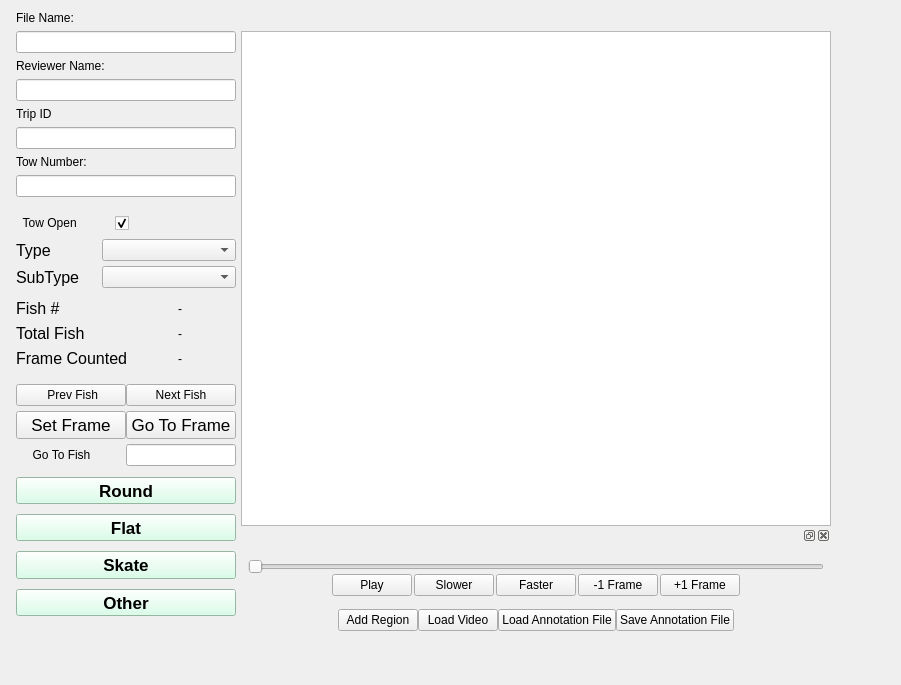
This is FishGUI/mainwindow.ui in cvisionai/Tator-Native as Qt 5 draws it before an edit. The edited form follows.
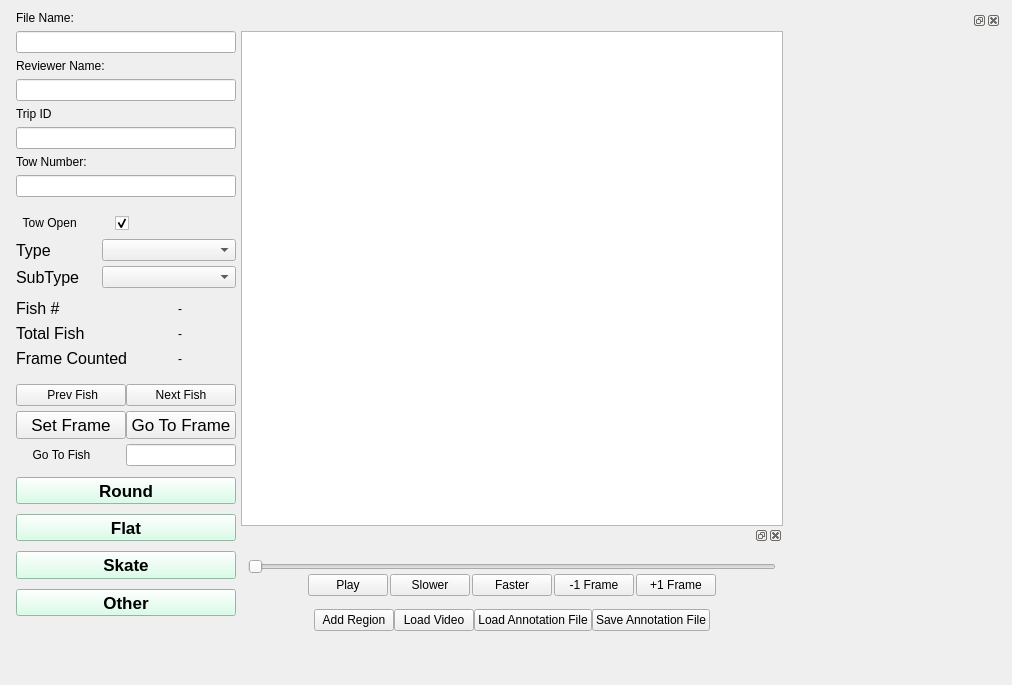
This is the edited form. Custom widgets are drawn as their Qt base class.

The edit to the form file:
```diff
--- a/FishGUI/mainwindow.ui
+++ b/FishGUI/mainwindow.ui
@@ -6,7 +6,7 @@
    <rect>
     <x>0</x>
     <y>0</y>
-    <width>901</width>
+    <width>1012</width>
     <height>685</height>
    </rect>
   </property>
@@ -927,99 +927,30 @@
       </layout>
      </item>
      <item>
-      <layout class="QVBoxLayout" name="countingControlsLayout" stretch="1,1,1,1,1,5">
+      <layout class="QVBoxLayout" name="countingControlsLayout" stretch="0">
        <property name="spacing">
         <number>3</number>
        </property>
        <item>
-        <spacer name="verticalSpacer_10">
-         <property name="orientation">
-          <enum>Qt::Vertical</enum>
+        <widget class="QDockWidget" name="dockWidget_2">
+         <property name="floating">
+          <bool>false</bool>
          </property>
-         <property name="sizeHint" stdset="0">
-          <size>
-           <width>20</width>
-           <height>30</height>
-          </size>
-         </property>
-        </spacer>
-       </item>
-       <item>
-        <spacer name="verticalSpacer_3">
-         <property name="orientation">
-          <enum>Qt::Vertical</enum>
-         </property>
-         <property name="sizeType">
-          <enum>QSizePolicy::Minimum</enum>
-         </property>
-         <property name="sizeHint" stdset="0">
-          <size>
-           <width>20</width>
-           <height>20</height>
-          </size>
-         </property>
-        </spacer>
-       </item>
-       <item>
-        <spacer name="verticalSpacer_4">
-         <property name="orientation">
-          <enum>Qt::Vertical</enum>
-         </property>
-         <property name="sizeType">
-          <enum>QSizePolicy::Minimum</enum>
-         </property>
-         <property name="sizeHint" stdset="0">
-          <size>
-           <width>20</width>
-           <height>20</height>
-          </size>
-         </property>
-        </spacer>
-       </item>
-       <item>
-        <spacer name="verticalSpacer_5">
-         <property name="orientation">
-          <enum>Qt::Vertical</enum>
-         </property>
-         <property name="sizeType">
-          <enum>QSizePolicy::Minimum</enum>
-         </property>
-         <property name="sizeHint" stdset="0">
-          <size>
-           <width>20</width>
-           <height>20</height>
-          </size>
-         </property>
-        </spacer>
-       </item>
-       <item>
-        <spacer name="verticalSpacer_6">
-         <property name="orientation">
-          <enum>Qt::Vertical</enum>
-         </property>
-         <property name="sizeType">
-          <enum>QSizePolicy::Minimum</enum>
-         </property>
-         <property name="sizeHint" stdset="0">
-          <size>
-           <width>20</width>
-           <height>20</height>
-          </size>
-         </property>
-        </spacer>
-       </item>
-       <item>
-        <spacer name="verticalSpacer_2">
-         <property name="orientation">
-          <enum>Qt::Vertical</enum>
-         </property>
-         <property name="sizeHint" stdset="0">
-          <size>
-           <width>20</width>
-           <height>50</height>
-          </size>
-         </property>
-        </spacer>
+         <widget class="QWidget" name="dockWidgetContents">
+          <layout class="QHBoxLayout" name="horizontalLayout_2">
+           <item>
+            <widget class="NavigatorWidget" name="navigator" native="true">
+             <property name="minimumSize">
+              <size>
+               <width>200</width>
+               <height>0</height>
+              </size>
+             </property>
+            </widget>
+           </item>
+          </layout>
+         </widget>
+        </widget>
        </item>
       </layout>
      </item>
@@ -1027,6 +958,14 @@
    </item>
   </layout>
  </widget>
+ <customwidgets>
+  <customwidget>
+   <class>NavigatorWidget</class>
+   <extends>QWidget</extends>
+   <header>navigatorwidget.h</header>
+   <container>1</container>
+  </customwidget>
+ </customwidgets>
  <resources/>
  <connections/>
 </ui>
```
